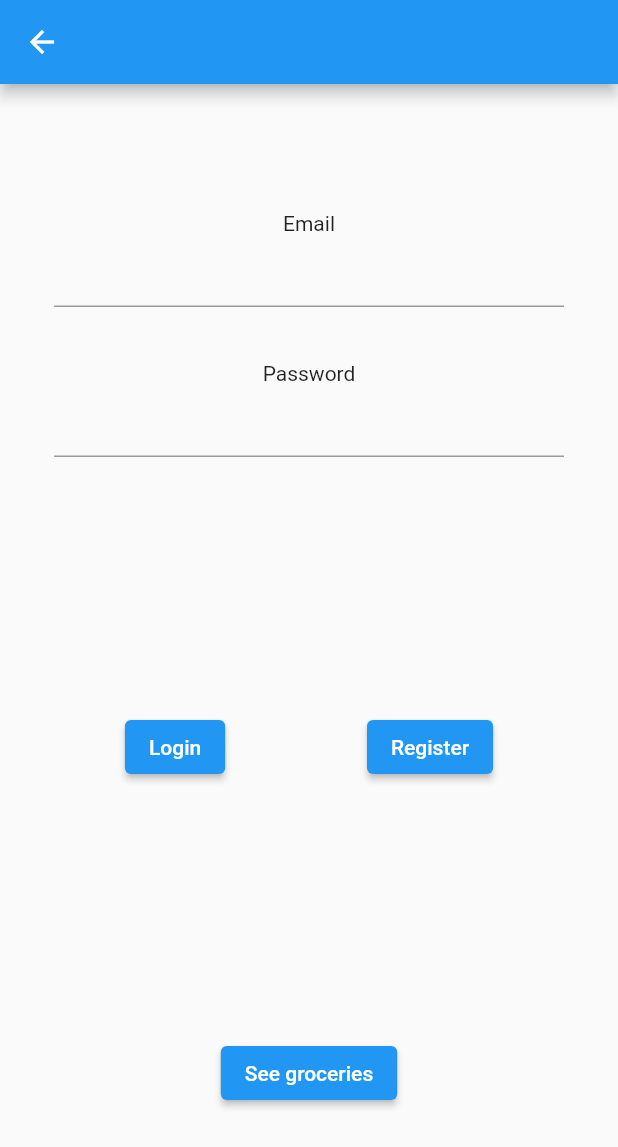
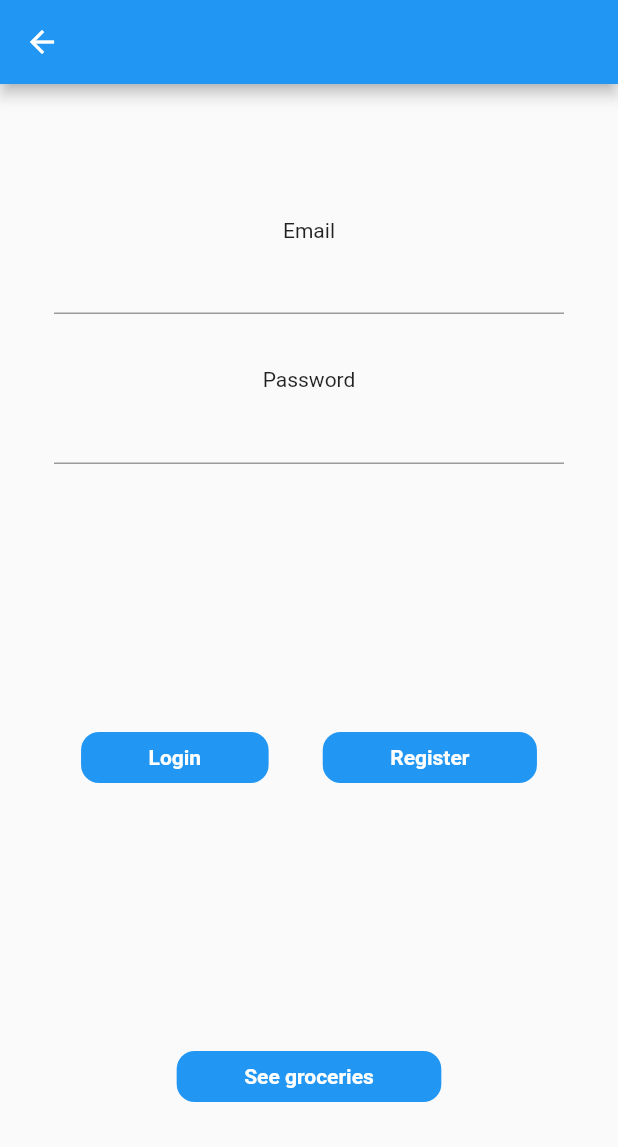
Before and after one commit to merakserhat/base_flutter_project, a Flutter app: the AuthScreen screen opened directly, on a phone screen of 412 x 824 dp. Shown: the top 1147 px of the screen. Run offline on Flutter 3.47's test engine with Material 2 defaults, Android fonts, the phone set to English and light mode, and no system bars; our stand-ins replace dio, pretty_dio_logger, shared_preferences; accounts and stored records are empty.

Commit message:
feat: create app button

```diff
--- a/lib/screens/auth_screen.dart
+++ b/lib/screens/auth_screen.dart
@@ -1,5 +1,6 @@
 import 'package:fiverrr/services/auth_service.dart';
 import 'package:fiverrr/services/temp_service.dart';
+import 'package:fiverrr/widgets/app_button.dart';
 import 'package:flutter/material.dart';
 
 class AuthScreen extends StatefulWidget {
@@ -45,7 +46,7 @@ class _AuthScreenState extends State<AuthScreen> {
                 children: [
                   isLoginLoading
                       ? const CircularProgressIndicator()
-                      : ElevatedButton(
+                      : AppButton(
                           onPressed: () async {
                             setState(() {
                               isLoginLoading = true;
@@ -58,11 +59,11 @@ class _AuthScreenState extends State<AuthScreen> {
                               isLoginLoading = false;
                             });
                           },
-                          child: Text("Login"),
+                          label: "Login",
                         ),
                   isRegisterLoading
                       ? const CircularProgressIndicator()
-                      : ElevatedButton(
+                      : AppButton(
                           onPressed: () async {
                             setState(() {
                               isRegisterLoading = true;
@@ -75,15 +76,15 @@ class _AuthScreenState extends State<AuthScreen> {
                               isRegisterLoading = false;
                             });
                           },
-                          child: Text("Register"),
+                          label: "Register",
                         ),
                 ],
               ),
-              ElevatedButton(
+              AppButton(
                 onPressed: () async {
                   await TempService.temp();
                 },
-                child: Text("See groceries"),
+                label: "See groceries",
               ),
             ],
           ),
--- /dev/null
+++ b/lib/widgets/app_button.dart
@@ -0,0 +1,67 @@
+import "package:flutter/material.dart";
+
+class AppButton extends StatelessWidget {
+  final VoidCallback? onPressed;
+  final String label;
+  final EdgeInsets? customPadding;
+  final double? horizontalPadding;
+  final double? verticalPadding;
+  final FontWeight? fontWeight;
+  final Color? color;
+  final bool disabled;
+
+  const AppButton({
+    this.color,
+    this.onPressed,
+    required this.label,
+    this.customPadding,
+    this.horizontalPadding,
+    this.verticalPadding,
+    this.fontWeight,
+    this.disabled = false,
+  });
+
+  @override
+  Widget build(BuildContext context) {
+    return Material(
+      //This material is necessary for blurry background panels
+      borderRadius: BorderRadius.circular(12),
+      child: InkWell(
+        onTap: disabled ? () {} : onPressed,
+        child: Material(
+          color: _getColor(context),
+          borderRadius: BorderRadius.circular(12),
+          child: Padding(
+            padding: customPadding ??
+                EdgeInsets.symmetric(
+                    vertical: verticalPadding ?? 9,
+                    horizontal: horizontalPadding ?? 45),
+            child: Text(
+              label,
+              textAlign: TextAlign.center,
+              style: Theme.of(context).textTheme.bodyText1!.copyWith(
+                  fontWeight: fontWeight ?? FontWeight.w600,
+                  color: Colors.white),
+            ),
+          ),
+        ),
+      ),
+    );
+  }
+
+  Color _getColor(BuildContext context) {
+    if (color != null) {
+      if (disabled) {
+        return color!.withOpacity(0.5);
+      } else {
+        return color!;
+      }
+    } else {
+      if (disabled) {
+        return Theme.of(context).primaryColor.withOpacity(0.5);
+      } else {
+        return Theme.of(context).primaryColor;
+      }
+    }
+  }
+}
```
